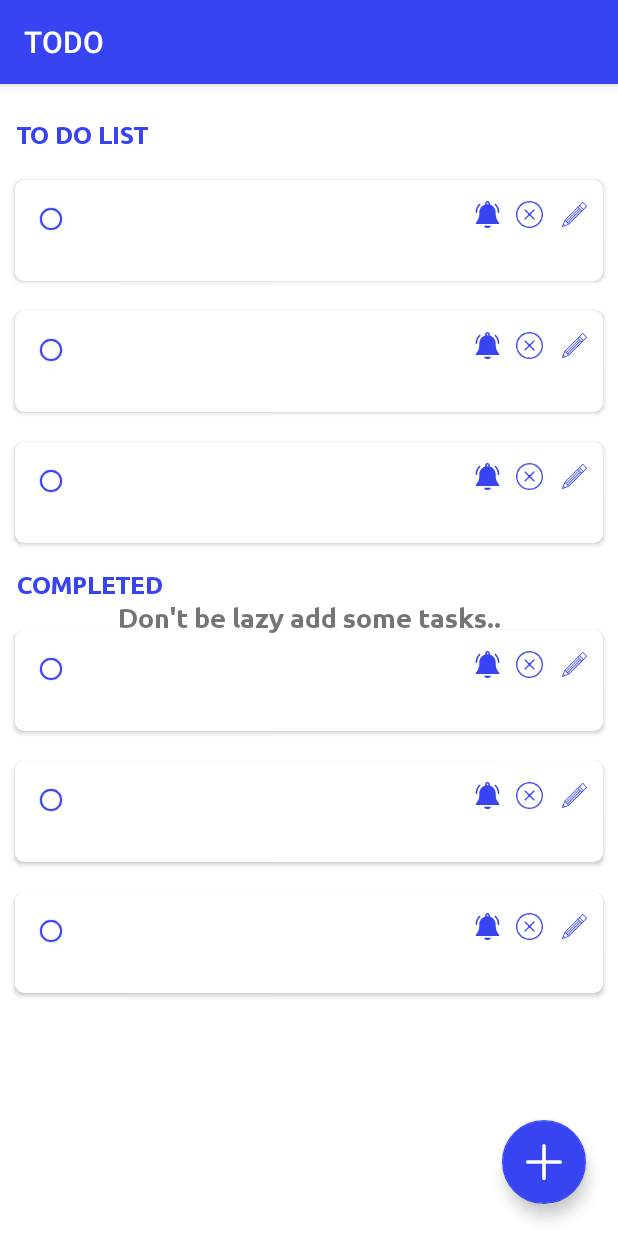
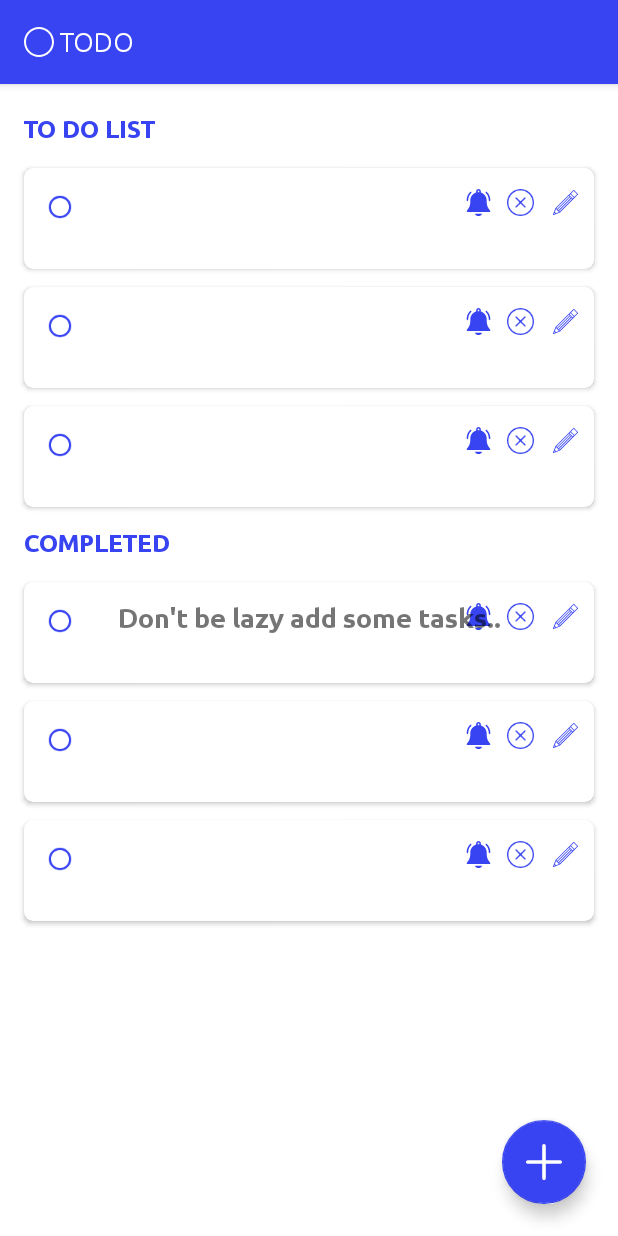
Before and after one commit to dino-sunny/Todo, an Android app: the layout activity_home.xml on its own in the app's theme, with its tools: preview values and no code run, on a phone screen of 412 x 824 dp. Run offline under Robolectric (Android 15) with nearby library versions, the phone set to English and light mode, and no system bars.

Commit message:
App Icon updated in app bar

```diff
--- a/app/src/main/res/layout/activity_home.xml
+++ b/app/src/main/res/layout/activity_home.xml
@@ -25,9 +25,23 @@
                 android:layout_width="match_parent"
                 android:layout_height="?attr/actionBarSize"
                 android:background="?attr/colorPrimary"
-                app:title="@string/app_name"
-                app:titleTextColor="@color/white"
-                app:popupTheme="@style/Widget.AppCompat.ActionBar" />
+                app:popupTheme="@style/Widget.AppCompat.ActionBar">
+
+                <ImageView
+                    android:layout_width="20dp"
+                    android:layout_height="20dp"
+                    android:src="@drawable/ic_todo"
+                    android:contentDescription="@string/app_name"/>
+                <TextView
+                    android:layout_width="wrap_content"
+                    android:layout_height="wrap_content"
+                    android:text="@string/app_name"
+                    android:fontFamily="@font/ubuntu"
+                    android:textColor="@color/white"
+                    android:textSize="18sp"
+                    android:paddingStart="4dp"
+                    android:paddingEnd="4dp"/>
+            </androidx.appcompat.widget.Toolbar>
 
         </com.google.android.material.appbar.AppBarLayout>
 
@@ -46,22 +60,24 @@
                     android:id="@+id/todo_heading"
                     android:layout_width="wrap_content"
                     android:layout_height="wrap_content"
-                    android:layout_marginTop="24dp"
+                    android:layout_marginTop="20dp"
                     android:fontFamily="@font/ubuntu_bold"
                     android:paddingBottom="10dp"
                     android:text="@string/to_do_list"
-                    android:visibility="@{homeViewModel.todo.size()>0?View.VISIBLE:View.GONE}"
                     android:textColor="@color/blue_700"
                     android:textSize="16sp"
+                    android:layout_marginStart="16dp"
+                    android:visibility="@{homeViewModel.todo.size()>0?View.VISIBLE:View.GONE}"
                     app:layout_constraintEnd_toEndOf="parent"
-                    app:layout_constraintHorizontal_bias="0.035"
-                    app:layout_constraintStart_toStartOf="@+id/todo"
+                    app:layout_constraintHorizontal_bias="0.0"
+                    app:layout_constraintStart_toStartOf="parent"
                     app:layout_constraintTop_toTopOf="parent" />
 
                 <androidx.recyclerview.widget.RecyclerView
                     android:id="@+id/todo"
                     android:layout_width="match_parent"
                     android:layout_height="wrap_content"
+                    android:overScrollMode="never"
                     app:layoutManager="androidx.recyclerview.widget.LinearLayoutManager"
                     app:layout_constraintTop_toBottomOf="@+id/todo_heading"
                     tools:layout_editor_absoluteX="-16dp"
@@ -73,6 +89,7 @@
                     android:id="@+id/todos"
                     android:layout_width="match_parent"
                     android:layout_height="wrap_content"
+                    android:overScrollMode="never"
                     app:layoutManager="androidx.recyclerview.widget.LinearLayoutManager"
                     app:layout_constraintBottom_toBottomOf="parent"
                     app:layout_constraintEnd_toEndOf="parent"
@@ -88,7 +105,7 @@
                     android:id="@+id/textView8"
                     android:layout_width="wrap_content"
                     android:layout_height="wrap_content"
-                    android:layout_marginStart="11dp"
+                    android:layout_marginStart="16dp"
                     android:layout_marginTop="8dp"
                     android:fontFamily="@font/ubuntu_bold"
                     android:paddingBottom="10dp"
--- a/app/src/main/res/layout/todo_item.xml
+++ b/app/src/main/res/layout/todo_item.xml
@@ -19,10 +19,10 @@
         <androidx.cardview.widget.CardView
             android:layout_width="match_parent"
             android:layout_height="wrap_content"
-            android:layout_marginStart="10dp"
-            android:layout_marginTop="10dp"
-            android:layout_marginEnd="10dp"
-            android:layout_marginBottom="10dp"
+            android:layout_marginStart="16dp"
+            android:layout_marginTop="6dp"
+            android:layout_marginEnd="16dp"
+            android:layout_marginBottom="6dp"
             app:cardCornerRadius="6dp"
             app:cardBackgroundColor="@{todo.completed?@color/todo_background:@color/white}"
             app:layout_constraintBottom_toBottomOf="parent"
```
